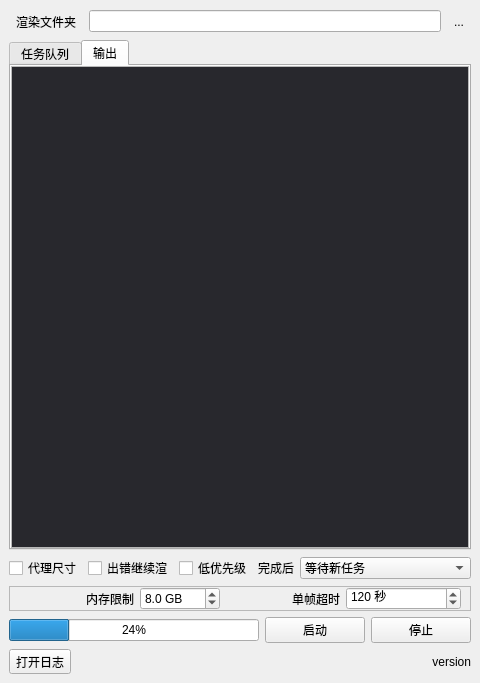
Qt form mainwindow.ui (NateScarlet/NukeBatchRender) before a commit.
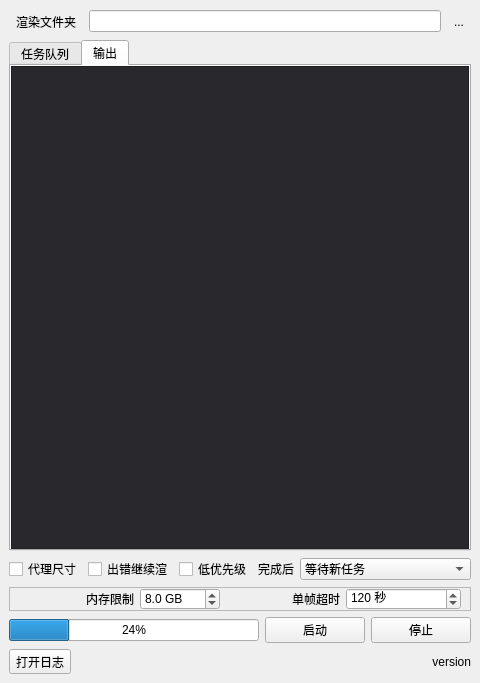
The same form after that commit. The open tabs and pages were chosen to show the change.

Commit message: Clear textBrowser when start a new queue.

```diff
--- a/mainwindow.ui
+++ b/mainwindow.ui
@@ -13,6 +13,11 @@
   <property name="windowTitle">
    <string>Nuke批渲染</string>
   </property>
+  <property name="styleSheet">
+   <string notr="true">QTextBrowser{
+	background-color: #28282d;
+}</string>
+  </property>
   <widget class="QWidget" name="centralwidget">
    <layout class="QVBoxLayout" name="verticalLayout_5">
     <item>
@@ -144,13 +149,6 @@
           <property name="readOnly">
            <bool>true</bool>
           </property>
-          <property name="html">
-           <string>&lt;!DOCTYPE HTML PUBLIC &quot;-//W3C//DTD HTML 4.0//EN&quot; &quot;http://www.w3.org/TR/REC-html40/strict.dtd&quot;&gt;
-&lt;html&gt;&lt;head&gt;&lt;meta name=&quot;qrichtext&quot; content=&quot;1&quot; /&gt;&lt;style type=&quot;text/css&quot;&gt;
-p, li { white-space: pre-wrap; }
-&lt;/style&gt;&lt;/head&gt;&lt;body style=&quot; font-family:'SimSun'; font-size:9pt; font-weight:400; font-style:normal;&quot; bgcolor=&quot;#28282d&quot;&gt;
-&lt;p style=&quot;-qt-paragraph-type:empty; margin-top:0px; margin-bottom:0px; margin-left:0px; margin-right:0px; -qt-block-indent:0; text-indent:0px; color:#ffffff; background-color:#28282d;&quot;&gt;&lt;br /&gt;&lt;/p&gt;&lt;/body&gt;&lt;/html&gt;</string>
-          </property>
           <property name="textInteractionFlags">
            <set>Qt::LinksAccessibleByKeyboard|Qt::LinksAccessibleByMouse|Qt::TextBrowserInteraction|Qt::TextSelectableByKeyboard|Qt::TextSelectableByMouse</set>
           </property>
```
The commit also changes 1 other file.
